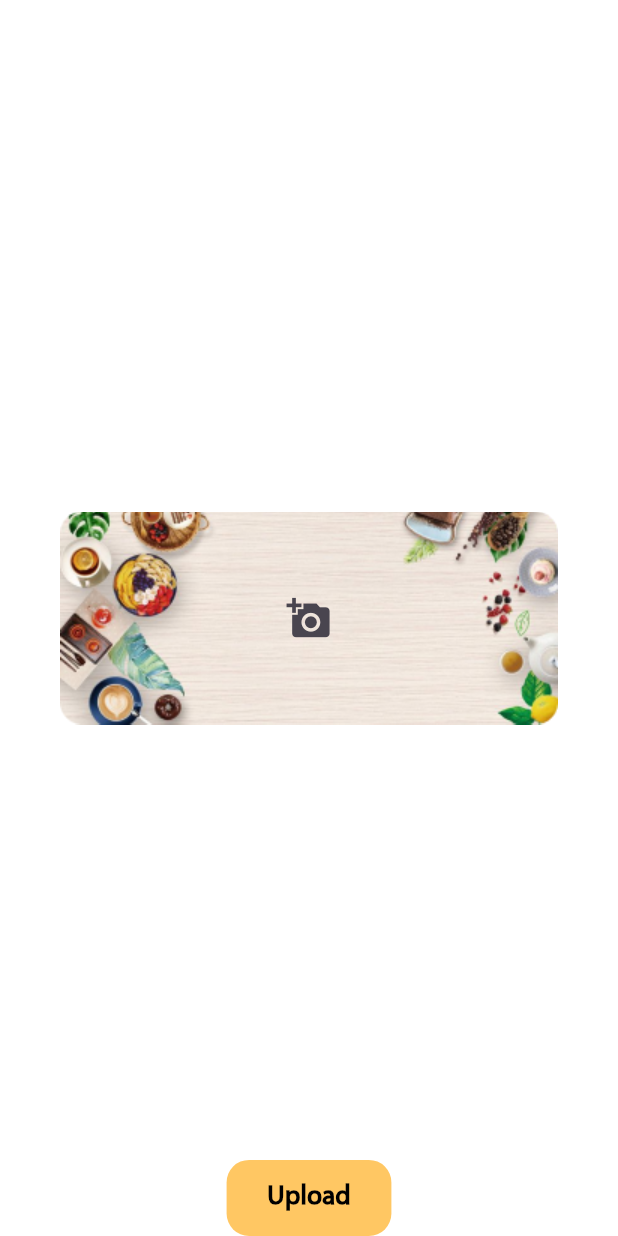
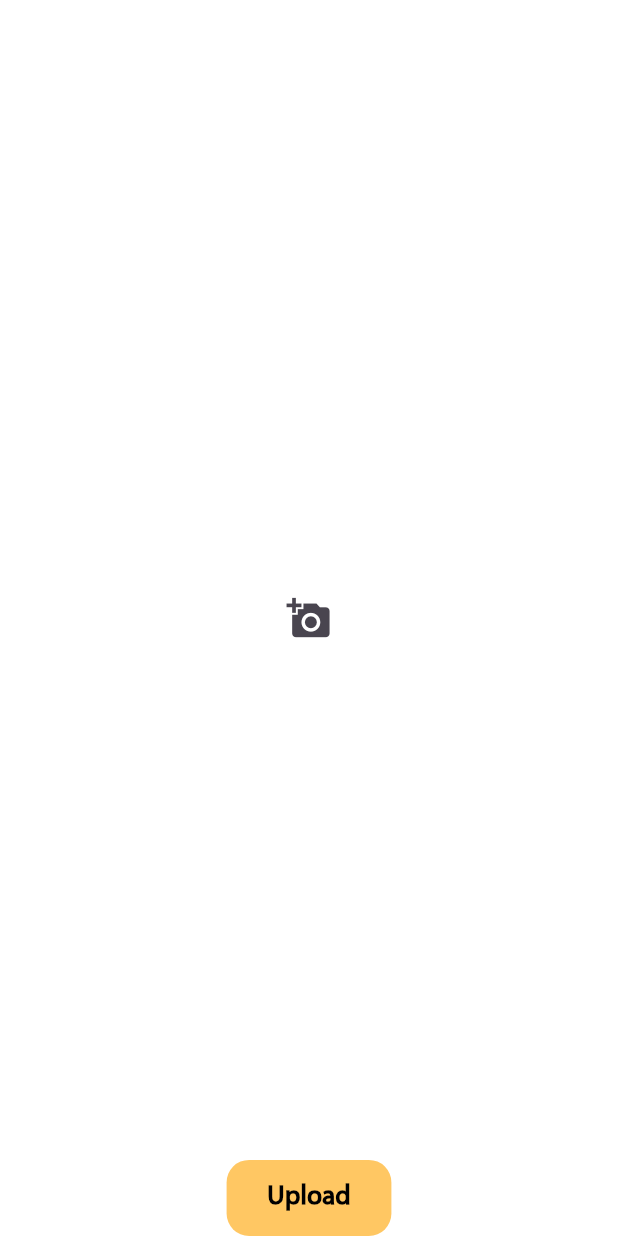
Before and after one commit to Abdelelah-PAL/foodlink_admin_panel, a Flutter app: the AddDishOfTheWeekScreen screen opened directly, after a tap on "Upload", on a phone screen of 412 x 824 dp. Run offline on Flutter 3.47's test engine with Material 3 defaults, Android fonts, the phone set to English and light mode, and no system bars; our stand-ins replace cloud_firestore, dotted_border, file_picker, firebase_auth, firebase_core, firebase_storage and 2 more; missing offline and left inert: firebase_app_check; accounts and stored records are empty.

Commit message:
fixing dow feature

```diff
--- /dev/null
+++ b/lib/models/dish_of_the_week.dart
@@ -0,0 +1,35 @@
+import 'package:cloud_firestore/cloud_firestore.dart';
+
+class DishOfTheWeek {
+  String? id;
+  final String imageUrl;
+  final bool? active;
+  final DateTime? uploadedAt;
+
+  DishOfTheWeek({
+    this.id,
+    required this.imageUrl,
+    this.active,
+    this.uploadedAt,
+  });
+
+  factory DishOfTheWeek.fromFirestore(
+      DocumentSnapshot doc) {
+    final data = doc.data() as Map<String, dynamic>;
+    return DishOfTheWeek(
+      id: doc.id,
+      imageUrl: data['imageUrl'],
+      active: data['active'],
+      uploadedAt:
+      (data['uploadedAt'] as Timestamp?)?.toDate(),
+    );
+  }
+
+  Map<String, dynamic> toFirestore() {
+    return {
+      'imageUrl': imageUrl,
+      'active': true,
+      'uploadedAt': FieldValue.serverTimestamp(),
+    };
+  }
+}
--- a/lib/providers/features_provider.dart
+++ b/lib/providers/features_provider.dart
@@ -2,7 +2,6 @@ import 'package:flutter/material.dart';
 import '../controllers/features_controller.dart';
 import '../models/beyond_calories_article.dart';
 import '../models/feature.dart';
-import '../models/meal.dart';
 import '../services/features_services.dart';
 import 'storage_provider.dart';
 
--- a/lib/providers/storage_provider.dart
+++ b/lib/providers/storage_provider.dart
@@ -1,5 +1,8 @@
+import 'dart:async';
+
 import 'package:file_picker/file_picker.dart';
 import 'package:flutter/foundation.dart';
+import '../models/dish_of_the_week.dart';
 import '../services/storage_service.dart';
 
 class StorageProvider with ChangeNotifier {
@@ -27,17 +30,17 @@ class StorageProvider with ChangeNotifier {
     'ar_image': null,
     'en_image': null
   };
+  List<DishOfTheWeek> dowImageURLs = [];
 
-  List<bool> suggestionsImagesArePicked = [
-    false
-  ];
-  List<dynamic> suggestionsPickedImages = [
-    null
-  ];
+  List<bool> suggestionsImagesArePicked = [false];
+  List<dynamic> suggestionsPickedImages = [null];
+
+  bool isLoading = false;
+  StreamSubscription? _dowSubscription;
 
   Future<void> pickFile(String source) async {
     try {
-      FilePickerResult? file  = await FilePicker.platform.pickFiles(
+      FilePickerResult? file = await FilePicker.platform.pickFiles(
         type: FileType.image,
       );
 
@@ -130,15 +133,12 @@ class StorageProvider with ChangeNotifier {
     }
   }
 
-
   Future<String?> uploadFile(FilePickerResult path, String tag) async {
     return _ss.uploadFile(path, tag);
   }
 
-  Future<void> saveImageMetadata(String imageUrl, double dx, double dy,
-      double width, double height) async {
-    _ss.saveImageMetadata(
-        imageUrl: imageUrl, dx: dx, dy: dy, width: width, height: height);
+  Future<void> saveImageMetadata(String imageUrl, bool active) async {
+    _ss.saveImageMetadata(imageUrl: imageUrl);
   }
 
   Future<void> deleteImage(imageUrl) async {
@@ -152,4 +152,22 @@ class StorageProvider with ChangeNotifier {
         .insert(index, {'ar_image': arImage, 'en_image': enImage});
     notifyListeners();
   }
+
+  void listenToDowImages() {
+    isLoading = true;
+    notifyListeners();
+
+    _dowSubscription = _ss.getDishOfTheWeek().listen(
+      (dishes) {
+        dowImageURLs = dishes;
+        isLoading = false;
+        notifyListeners();
+      },
+      onError: (e) {
+        debugPrint('Error fetching DOW images: $e');
+        isLoading = false;
+        notifyListeners();
+      },
+    );
   }
+}
--- a/lib/screens/auth_screens/sign_up_screen.dart
+++ b/lib/screens/auth_screens/sign_up_screen.dart
@@ -12,7 +12,6 @@ import '../../providers/admins_provider.dart';
 import '../../services/translation_services.dart';
 import '../widgets/custom_text.dart';
 import 'widgets/custom_auth_btn.dart';
-import 'widgets/custom_auth_divider.dart';
 import 'widgets/custom_auth_footer.dart';
 import 'widgets/custom_auth_textfield.dart';
 import 'widgets/custom_error_txt.dart';
--- a/lib/screens/food_screens/add_dish_of_the_week_screen.dart
+++ b/lib/screens/food_screens/add_dish_of_the_week_screen.dart
@@ -1,9 +1,9 @@
 import 'dart:developer';
 import 'package:flutter/material.dart';
+import 'package:foodlink_admin_panel/screens/food_screens/dish_of_the_week_list_screen.dart';
+import 'package:get/get.dart';
 import 'package:provider/provider.dart';
-
 import '../../controllers/meal_controller.dart';
-import '../../core/constants/assets.dart';
 import '../../core/constants/colors.dart';
 import '../../core/utils/size_config.dart';
 import '../../providers/meals_provider.dart';
@@ -19,24 +19,8 @@ class AddDishOfTheWeekScreen extends StatefulWidget {
 }
 
 class _AddDishOfTheWeekScreenState extends State<AddDishOfTheWeekScreen> {
-  Offset _position = Offset.zero;
   late MealsProvider mealsProvider;
   late StorageProvider storageProvider;
-  final GlobalKey imageKey = GlobalKey();
-
-  @override
-  void initState() {
-    super.initState();
-    WidgetsBinding.instance.addPostFrameCallback((_) {
-      final screenSize = MediaQuery.of(context).size;
-      setState(() {
-        _position = Offset(
-          (screenSize.width - 100) / 2,
-          (screenSize.height - 100) / 2,
-        );
-      });
-    });
-  }
 
   @override
   Widget build(BuildContext context) {
@@ -49,33 +33,17 @@ class _AddDishOfTheWeekScreenState extends State<AddDishOfTheWeekScreen> {
       body: Stack(
         children: [
           Center(
-            child: Image.asset(
-              Assets.dishOfTheWeek,
-              key: imageKey,
-              fit: BoxFit.cover,
-            ),
-          ),
-          Center(
             child: IconButton(
               onPressed: () => storageProvider.pickFile("DOW"),
               icon: const Icon(Icons.add_a_photo, size: 30),
             ),
           ),
           if (storageProvider.dOWIsPicked && storageProvider.pickedDOW != null)
-            Positioned(
-              left: _position.dx,
-              top: _position.dy,
-              child: GestureDetector(
-                onPanUpdate: (details) {
-                  setState(() {
-                    _position += details.delta;
-                  });
-                },
-                child: Image.memory(
-                  storageProvider.pickedDOW!.files.first.bytes!,
-                  width: SizeConfig.getProperHorizontalSpace(7),
-                  height: SizeConfig.getProperVerticalSpace(5),
-                ),
+            Center(
+              child: Image.memory(
+                storageProvider.pickedDOW!.files.first.bytes!,
+                width: SizeConfig.getProperHorizontalSpace(7),
+                height: SizeConfig.getProperVerticalSpace(5),
               ),
             ),
           Align(
@@ -90,42 +58,20 @@ class _AddDishOfTheWeekScreenState extends State<AddDishOfTheWeekScreen> {
                       if (storageProvider.pickedDOW == null) {
                         throw Exception('pickedDOW is null');
                       }
-
                       var imageUrl = await storageProvider.uploadFile(
                         storageProvider.pickedDOW!,
                         "dish_of_the_week",
-                      );
-
-                      final RenderBox imageBox = imageKey.currentContext
-                          ?.findRenderObject() as RenderBox;
-                      final Offset imageTopLeft =
-                          imageBox.localToGlobal(Offset.zero);
-                      final Offset relativePosition = _position - imageTopLeft;
-
-                      final double x =
-                          relativePosition.dx / imageBox.size.width;
-                      final double y =
-                          relativePosition.dy / imageBox.size.height;
-
-                      final double rawWidth =
-                          SizeConfig.getProperHorizontalSpace(7);
-                      final double rawHeight =
-                          SizeConfig.getProperVerticalSpace(5);
-
-                      final double width = rawWidth / imageBox.size.width;
-                      final double height = rawHeight / imageBox.size.height;
-                      await storageProvider.saveImageMetadata(
-                        imageUrl!,
-                        x,
-                        y,
-                        width,
-                        height,
                       );
 
                       if (!context.mounted) return;
                       MealController().showSuccessUploadingDialog(
                           context, settingsProvider);
                       mealsProvider.resetPlannedMealValues(storageProvider);
+                      await storageProvider.saveImageMetadata(
+                        imageUrl!,
+                        true,
+                      );
+                      Get.to(const DishOfTheWeekScreen());
                     } catch (e) {
                       log('uploadImage : $e');
                     }
--- a/lib/screens/food_screens/add_suggestions_screen.dart
+++ b/lib/screens/food_screens/add_suggestions_screen.dart
@@ -1,13 +1,13 @@
 import 'package:flutter/material.dart';
-import 'package:foodlink_admin_panel/controllers/meal_controller.dart';
-import 'package:foodlink_admin_panel/screens/food_screens/suggestion_meals_list_screen.dart';
 import 'package:get/get.dart';
 import 'package:provider/provider.dart';
 import '../../../core/constants/colors.dart';
 import '../../../core/utils/size_config.dart';
+import '../../controllers/meal_controller.dart';
 import '../../providers/meals_provider.dart';
 import '../../providers/settings_provider.dart';
 import '../../providers/storage_provider.dart';
+import 'suggestion_meals_list_screen.dart';
 import 'widgets/suggestion_tile.dart';
 import '../widgets/custom_back_button.dart';
 import '../widgets/custom_button.dart';
--- a/lib/services/features_services.dart
+++ b/lib/services/features_services.dart
@@ -27,7 +27,6 @@ class FeaturesServices with ChangeNotifier {
 
   Future<Feature> addFeature(feature) async {
     try {
-      print(feature);
       var addedFeature =
           await _firebaseFireStore.collection('features').add(feature.toMap());
       var featureSnapshot = await addedFeature.get();
```
Also changed, not shown: lib/controllers/dashboard_controller.dart (+3 -4 lines), lib/screens/food_screens/dish_of_the_week_list_screen.dart (added, +80 -0 lines), lib/services/storage_service.dart (+21 -14 lines). Lines whose indentation alone changed are shown as unchanged.
